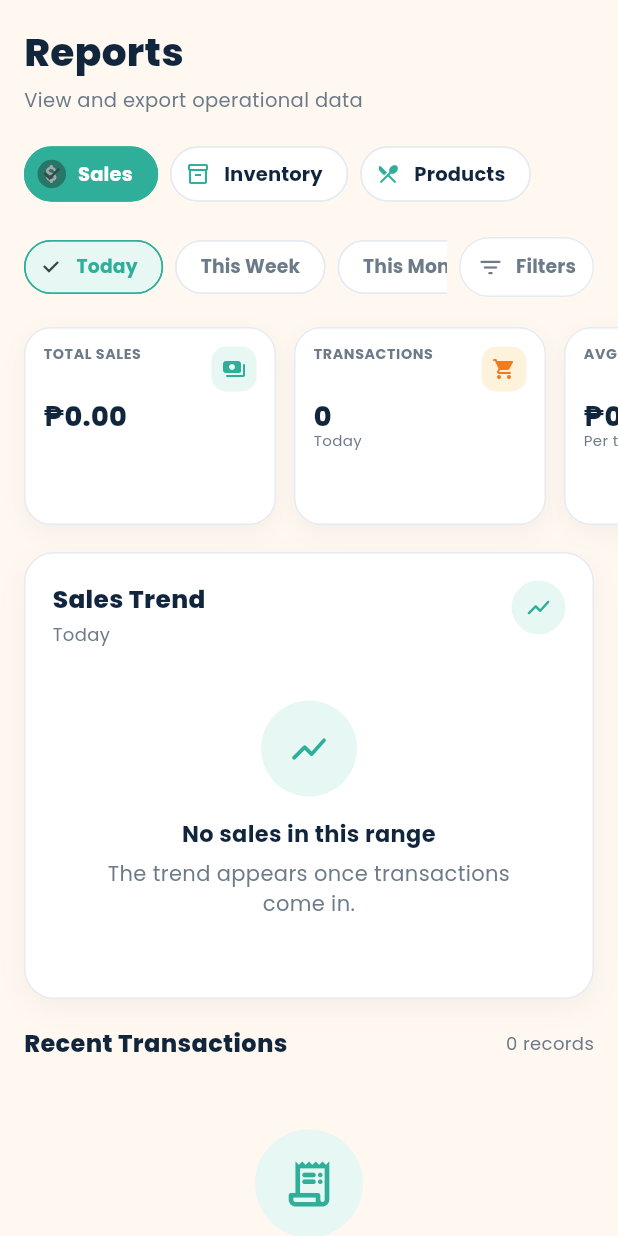
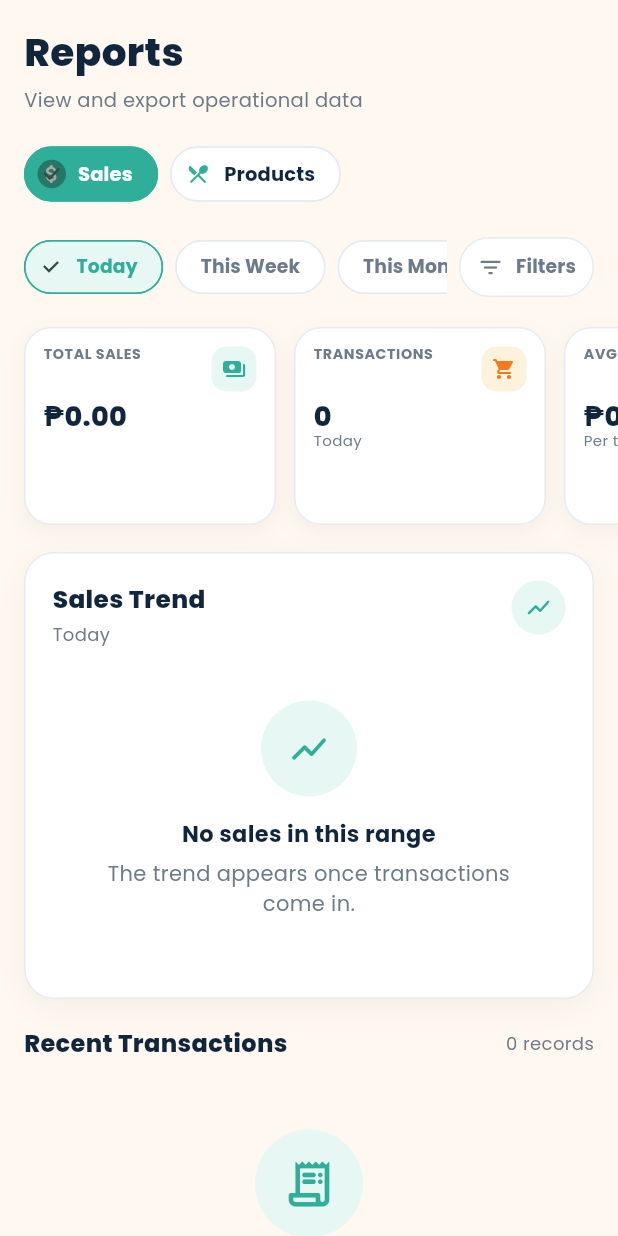
Before and after one commit to trishncl/askmi, a Flutter app: the ReportsPage widget shown alone on an empty page, opened directly, on a phone screen of 412 x 824 dp. Run offline on Flutter 3.47's test engine with Material 3 defaults, Android fonts, the phone set to English and light mode, and no system bars; our stand-ins replace cloud_firestore, cloud_functions, csv, firebase_auth, firebase_core, google_fonts and 2 more; missing offline and left inert: dart:html; accounts and stored records are empty; generated files the repository leaves out were written again.

Commit message:
Removed Inventory Tabs in reports page

```diff
--- a/askmi_app/lib/features/reports/reports_page.dart
+++ b/askmi_app/lib/features/reports/reports_page.dart
@@ -213,6 +213,12 @@ class _ReportsPageState extends State<ReportsPage> {
       _tab = ReportTabType.sales;
     }
 
+    // Inventory tab removed from the tab bar (empty/unused) — fall back to
+    // Sales for anyone whose saved/initial state still points at it.
+    if (_tab == ReportTabType.inventory) {
+      _tab = ReportTabType.sales;
+    }
+
     switch (_tab) {
       case ReportTabType.sales:
         return _salesTab(branch, branchLabel);
@@ -248,7 +254,6 @@ class _ReportsPageState extends State<ReportsPage> {
   Widget _tabBar() {
     final tabs = <(ReportTabType, String, IconData)>[
       (ReportTabType.sales, 'Sales', Icons.attach_money_rounded),
-      (ReportTabType.inventory, 'Inventory', Icons.inventory_2_outlined),
       (ReportTabType.products, 'Products', Icons.restaurant_menu_rounded),
       if (_canViewBranchPerformance)
         (ReportTabType.branchPerformance, 'Branch Performance', Icons.trending_up_rounded),
```
